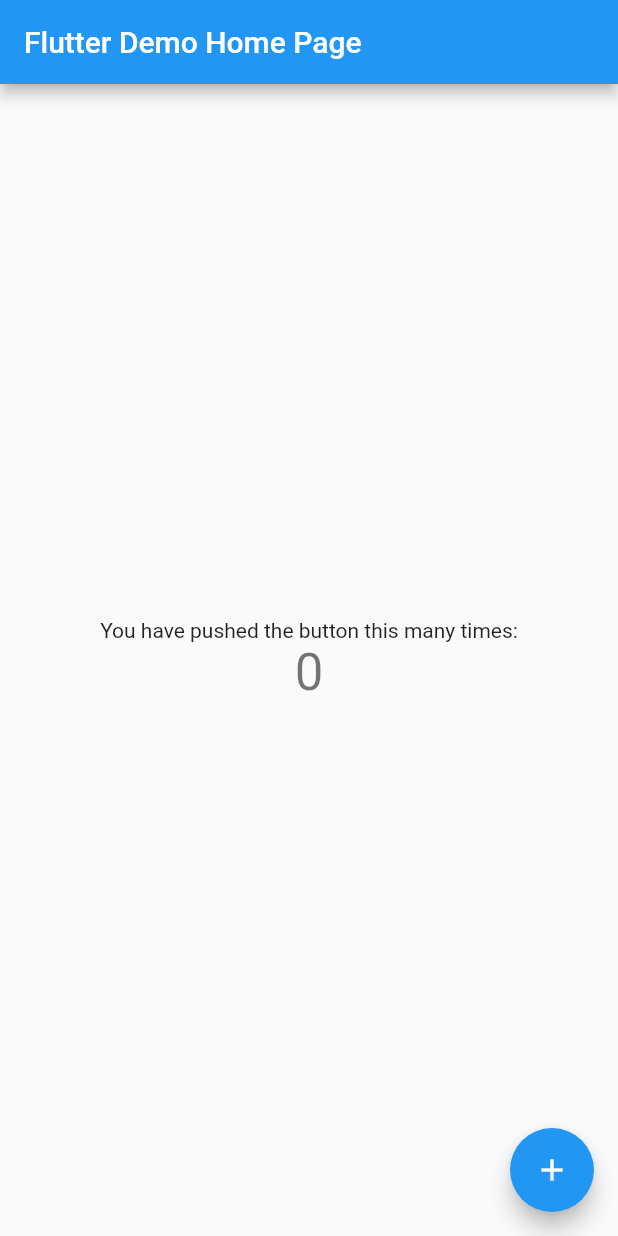
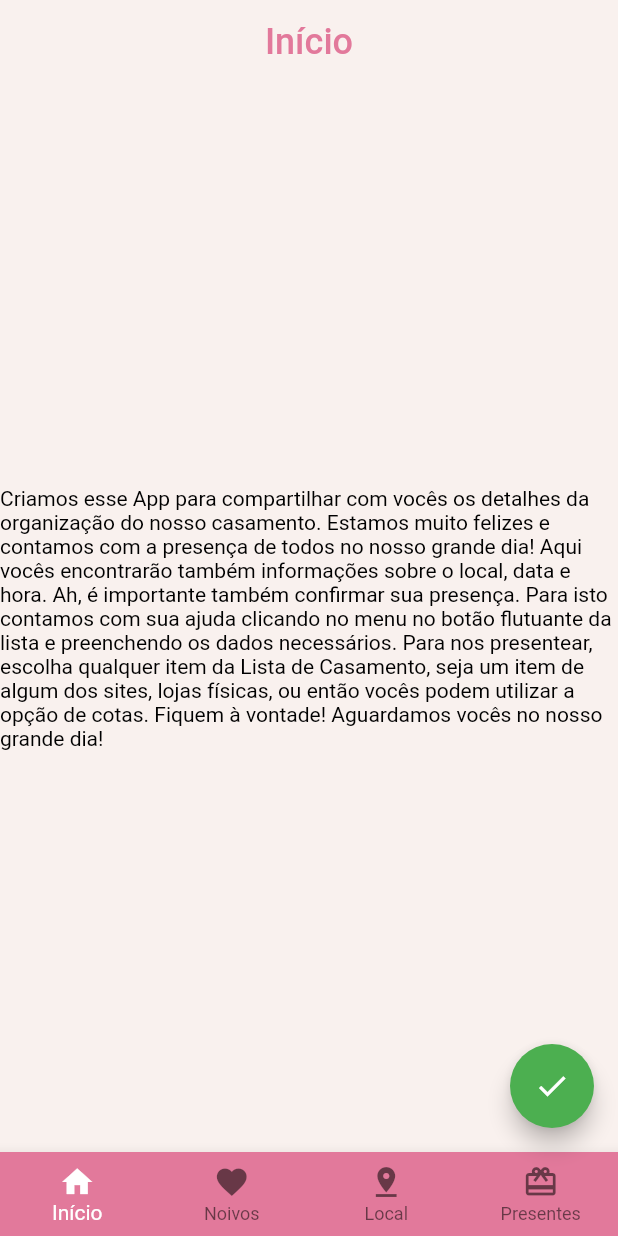
Before and after one commit to ghsouzaa/Casare, a Flutter app: the screen it shows after launch, on a phone screen of 412 x 824 dp. Run offline on Flutter 3.47's test engine with Material 2 defaults, Android fonts, the phone set to English and light mode, and no system bars.

Commit message:
Menu inferior

```diff
--- a/Casare/lib/main.dart
+++ b/Casare/lib/main.dart
@@ -1,117 +1,128 @@
 import 'package:flutter/material.dart';
 
-void main() {
-  runApp(MyApp());
-}
+void main() => runApp(MyApp());
 
+/// This Widget is the main application widget.
 class MyApp extends StatelessWidget {
-  // This widget is the root of your application.
+  static const String _title = 'Casare';
+
   @override
   Widget build(BuildContext context) {
     return MaterialApp(
-      title: 'Flutter Demo',
-      theme: ThemeData(
-        // This is the theme of your application.
-        //
-        // Try running your application with "flutter run". You'll see the
-        // application has a blue toolbar. Then, without quitting the app, try
-        // changing the primarySwatch below to Colors.green and then invoke
-        // "hot reload" (press "r" in the console where you ran "flutter run",
-        // or simply save your changes to "hot reload" in a Flutter IDE).
-        // Notice that the counter didn't reset back to zero; the application
-        // is not restarted.
-        primarySwatch: Colors.blue,
-        // This makes the visual density adapt to the platform that you run
-        // the app on. For desktop platforms, the controls will be smaller and
-        // closer together (more dense) than on mobile platforms.
-        visualDensity: VisualDensity.adaptivePlatformDensity,
-      ),
-      home: MyHomePage(title: 'Flutter Demo Home Page'),
+      title: _title,
+      home: MyStatefulWidget(),
     );
   }
 }
 
-class MyHomePage extends StatefulWidget {
-  MyHomePage({Key key, this.title}) : super(key: key);
-
-  // This widget is the home page of your application. It is stateful, meaning
-  // that it has a State object (defined below) that contains fields that affect
-  // how it looks.
-
-  // This class is the configuration for the state. It holds the values (in this
-  // case the title) provided by the parent (in this case the App widget) and
-  // used by the build method of the State. Fields in a Widget subclass are
-  // always marked "final".
-
-  final String title;
+class MyStatefulWidget extends StatefulWidget {
+  MyStatefulWidget({Key key}) : super(key: key);
 
   @override
-  _MyHomePageState createState() => _MyHomePageState();
+  _MyStatefulWidgetState createState() => _MyStatefulWidgetState();
 }
 
-class _MyHomePageState extends State<MyHomePage> {
-  int _counter = 0;
+class _MyStatefulWidgetState extends State<MyStatefulWidget> {
+  static const Color rosaEscuro = Color(0xffE2799B);
+  static const Color rosaClaro = Color(0xffF9F1EE);
 
-  void _incrementCounter() {
+  int _selectedIndex = 0;
+  static const TextStyle optionStyle =
+      TextStyle(fontSize: 24, color: rosaEscuro);
+  static const List<Widget> _appBarTitles = <Widget>[
+    Text(
+      'Início',
+      style: optionStyle,
+    ),
+    Text(
+      'Noivos',
+      style: optionStyle,
+    ),
+    Text(
+      'Local',
+      style: optionStyle,
+    ),
+    Text(
+      'Presentes',
+      style: optionStyle,
+    ),
+  ];
+
+  static const TextStyle optionStyleTelas =
+      TextStyle(fontSize: 14, color: Colors.black);
+  static const List<Widget> _telas = <Widget>[
+    Text(
+      'Criamos esse App para compartilhar com vocês os detalhes da organização do nosso casamento. Estamos muito felizes e contamos com a presença de todos no nosso grande dia! Aqui vocês encontrarão também informações sobre o local, data e hora. Ah, é importante também confirmar sua presença. Para isto contamos com sua ajuda clicando no menu no botão flutuante da lista e preenchendo os dados necessários. Para nos presentear, escolha qualquer item da Lista de Casamento, seja um item de algum dos sites, lojas físicas, ou então vocês podem utilizar a opção de cotas. Fiquem à vontade! Aguardamos vocês no nosso grande dia!',
+      style: optionStyleTelas,
+    ),
+    Text(
+      'Noivos',
+      style: optionStyleTelas,
+    ),
+    Text(
+      'Local',
+      style: optionStyleTelas,
+    ),
+    Text(
+      'Presentes',
+      style: optionStyleTelas,
+    ),
+  ];
+
+  void _onItemTapped(int index) {
     setState(() {
-      // This call to setState tells the Flutter framework that something has
-      // changed in this State, which causes it to rerun the build method below
-      // so that the display can reflect the updated values. If we changed
-      // _counter without calling setState(), then the build method would not be
-      // called again, and so nothing would appear to happen.
-      _counter++;
+      _selectedIndex = index;
     });
   }
 
   @override
   Widget build(BuildContext context) {
-    // This method is rerun every time setState is called, for instance as done
-    // by the _incrementCounter method above.
-    //
-    // The Flutter framework has been optimized to make rerunning build methods
-    // fast, so that you can just rebuild anything that needs updating rather
-    // than having to individually change instances of widgets.
     return Scaffold(
+      backgroundColor: rosaClaro,
       appBar: AppBar(
-        // Here we take the value from the MyHomePage object that was created by
-        // the App.build method, and use it to set our appbar title.
-        title: Text(widget.title),
+        title: _appBarTitles.elementAt(_selectedIndex),
+        centerTitle: true,
+        backgroundColor: Colors.transparent,
+        elevation: 0,
       ),
-      body: Center(
-        // Center is a layout widget. It takes a single child and positions it
-        // in the middle of the parent.
-        child: Column(
-          // Column is also a layout widget. It takes a list of children and
-          // arranges them vertically. By default, it sizes itself to fit its
-          // children horizontally, and tries to be as tall as its parent.
-          //
-          // Invoke "debug painting" (press "p" in the console, choose the
-          // "Toggle Debug Paint" action from the Flutter Inspector in Android
-          // Studio, or the "Toggle Debug Paint" command in Visual Studio Code)
-          // to see the wireframe for each widget.
-          //
-          // Column has various properties to control how it sizes itself and
-          // how it positions its children. Here we use mainAxisAlignment to
-          // center the children vertically; the main axis here is the vertical
-          // axis because Columns are vertical (the cross axis would be
-          // horizontal).
-          mainAxisAlignment: MainAxisAlignment.center,
-          children: <Widget>[
-            Text(
-              'You have pushed the button this many times:',
-            ),
-            Text(
-              '$_counter',
-              style: Theme.of(context).textTheme.headline4,
-            ),
-          ],
-        ),
+      body: Column(
+        mainAxisAlignment: MainAxisAlignment.spaceEvenly,
+        children: [
+          _telas.elementAt(_selectedIndex),
+        ],
+      ),
+      bottomNavigationBar: BottomNavigationBar(
+        backgroundColor: rosaEscuro,
+        type: BottomNavigationBarType.fixed,
+        items: const <BottomNavigationBarItem>[
+          BottomNavigationBarItem(
+            icon: Icon(Icons.home),
+            title: Text('Início'),
+          ),
+          BottomNavigationBarItem(
+            icon: Icon(Icons.favorite),
+            title: Text('Noivos'),
+          ),
+          BottomNavigationBarItem(
+            icon: Icon(Icons.pin_drop),
+            title: Text('Local'),
+          ),
+          BottomNavigationBarItem(
+            icon: Icon(Icons.card_giftcard),
+            title: Text('Presentes'),
+          ),
+        ],
+        currentIndex: _selectedIndex,
+        selectedItemColor: Colors.white,
+        onTap: _onItemTapped,
       ),
       floatingActionButton: FloatingActionButton(
-        onPressed: _incrementCounter,
-        tooltip: 'Increment',
-        child: Icon(Icons.add),
-      ), // This trailing comma makes auto-formatting nicer for build methods.
+        onPressed: () {
+          // Add your onPressed code here!
+        },
+        child: Icon(Icons.check),
+        backgroundColor: Colors.green,
+      ),
     );
   }
 }
```
